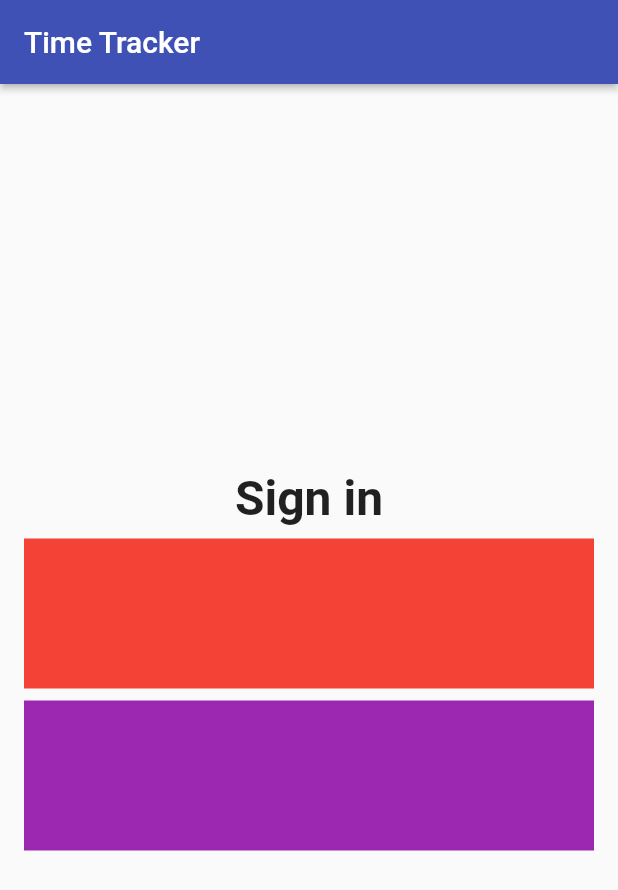
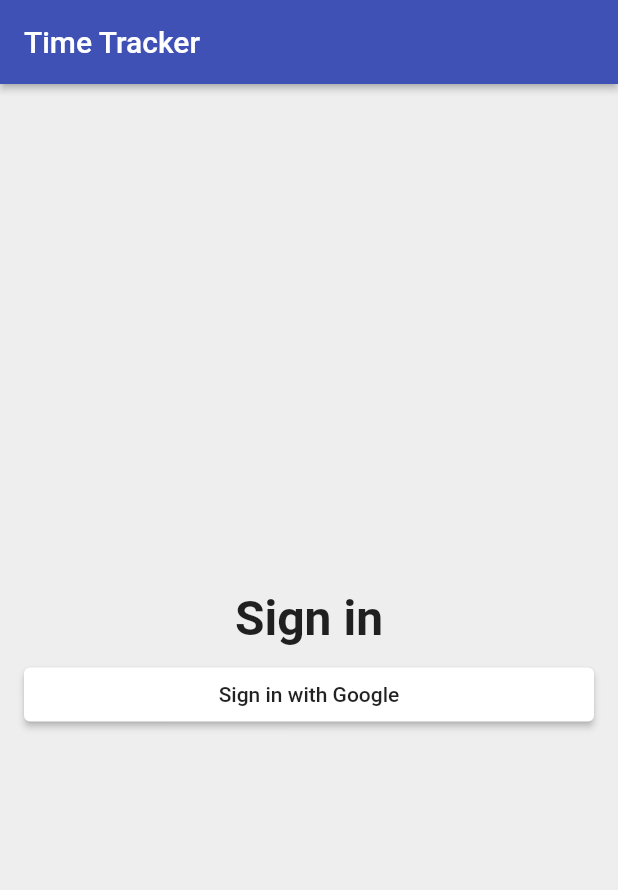
Before and after one commit to ArifLateefShah/flutter, a Flutter app: the screen it shows after launch, on a phone screen of 412 x 824 dp. Shown: the top 890 px of the screen. Run offline on Flutter 3.47's test engine with Material 2 defaults, Android fonts, the phone set to English and light mode, and no system bars.

Commit message:
added buttons

```diff
--- a/demo1/lib/app/sign_in/sign_in_page.dart
+++ b/demo1/lib/app/sign_in/sign_in_page.dart
@@ -11,7 +11,8 @@ class SignInPage extends StatelessWidget {
         title: Text('Time Tracker'),
         elevation: 2.0,
       ),
-      body:  _buildContent(),
+      body: _buildContent(),
+      backgroundColor: Colors.grey[200],
     );
   }
 
@@ -23,26 +24,25 @@ class SignInPage extends StatelessWidget {
         crossAxisAlignment: CrossAxisAlignment.stretch,
         children: <Widget>[
           Text(
-              'Sign in',
-              textAlign: TextAlign.center,
-              style:TextStyle(
-                fontSize: 32.0,
-                fontWeight: FontWeight.w600,
-              ) ,
-          ),
-          SizedBox(height: 8.0,),
-          Container(
-            color: Colors.red,
-            child: SizedBox(
-              height: 100,
+            'Sign in',
+            textAlign: TextAlign.center,
+            style: TextStyle(
+              fontSize: 32.0,
+              fontWeight: FontWeight.w600,
             ),
           ),
-          SizedBox(height: 8.0,),
-          Container(
-            color: Colors.purple,
-            child: SizedBox(
-              height: 100,
+          SizedBox(height: 8.0),
+          ElevatedButton(
+            child: Text(
+              'Sign in with Google',
+              style: TextStyle(
+                color: Colors.black87,
+              ),
             ),
+            style: ButtonStyle(
+              backgroundColor: MaterialStateProperty.all(Colors.white),
+            ),
+            onPressed: () {},
           ),
         ],
       ),
```
